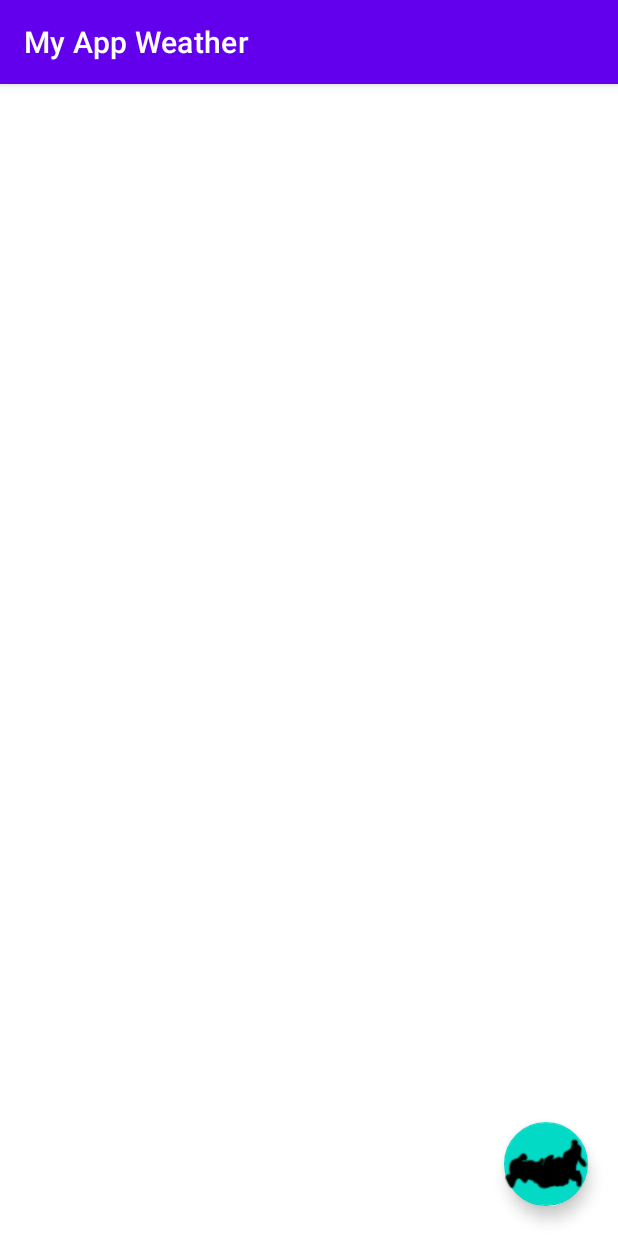
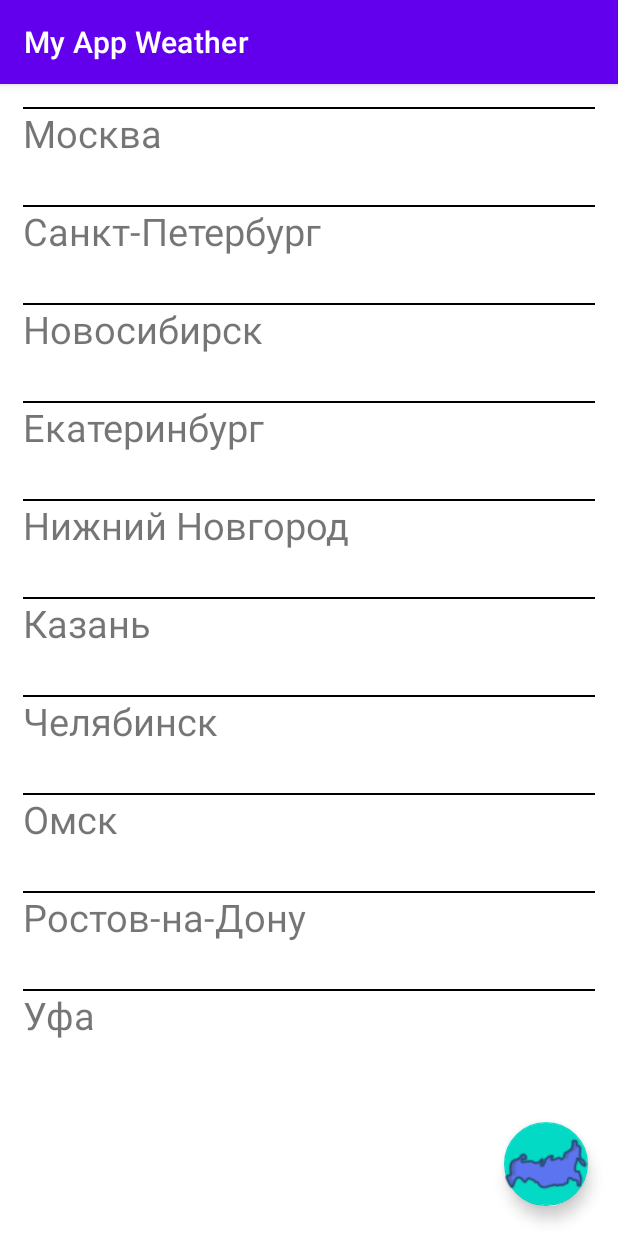
Before and after one commit to wowus94/MyAppWeather, an Android app: the screen it shows after launch (MainActivity), on a phone screen of 412 x 824 dp. Run offline under Robolectric (Android 15) with nearby library versions, the phone set to English and light mode, and no system bars.

Commit message:
ДЗ 3: Выполнено полностью по 3му уроку

```diff
--- a/app/src/main/java/com/example/myappweather/repository/Weather.kt
+++ b/app/src/main/java/com/example/myappweather/repository/Weather.kt
@@ -1,14 +1,20 @@
 package com.example.myappweather.repository
 
+import android.os.Parcelable
+import kotlinx.android.parcel.Parcelize
 
+
+@Parcelize
 data class Weather(
     val city: City = getDefaultCity(),
-    val temperature: Int = 0, val feelsLike: Int = 0
-)
+    val temperature: Int = 0,
+    val feelsLike: Int = 0
+) : Parcelable
 
 fun getDefaultCity() = City("Москва", 55.75, 37.61)
 
-data class City(val name: String, val lat: Double, val lon: Double)
+@Parcelize
+data class City(val name: String, val lat: Double, val lon: Double) : Parcelable
 
 fun getWorldCities(): List<Weather> {
     return listOf(
--- a/app/src/main/java/com/example/myappweather/view/MainActivity.kt
+++ b/app/src/main/java/com/example/myappweather/view/MainActivity.kt
@@ -3,7 +3,7 @@ package com.example.myappweather.view
 import android.os.Bundle
 import androidx.appcompat.app.AppCompatActivity
 import com.example.myappweather.R
-import com.example.myappweather.view.main.WeatherListFragment
+import com.example.myappweather.view.weatherlist.WeatherListFragment
 
 class MainActivity : AppCompatActivity() {
     override fun onCreate(savedInstanceState: Bundle?) {
--- /dev/null
+++ b/app/src/main/java/com/example/myappweather/view/weatherlist/OnItemListClickListener.kt
@@ -0,0 +1,9 @@
+package com.example.myappweather.view.weatherlist
+
+import com.example.myappweather.repository.Weather
+
+interface OnItemListClickListener {
+    fun onItemClick(weather: Weather)
+
+
+}
--- /dev/null
+++ b/app/src/main/java/com/example/myappweather/view/weatherlist/WeatherListAdapter.kt
@@ -0,0 +1,46 @@
+package com.example.myappweather.view.weatherlist
+
+import android.view.LayoutInflater
+import android.view.View
+import android.view.ViewGroup
+import androidx.recyclerview.widget.RecyclerView
+import com.example.myappweather.databinding.FragmentWeatherListRecyclerItemBinding
+import com.example.myappweather.repository.Weather
+
+class WeatherListAdapter(
+    private val onItemListClickListener: OnItemListClickListener,
+    private var data: List<Weather> = listOf()
+) :
+    RecyclerView.Adapter<WeatherListAdapter.CityHolder>() {
+
+    fun setData(dataNew: List<Weather>) {
+        this.data = dataNew
+        notifyDataSetChanged()
+    }
+
+    override fun onCreateViewHolder(parent: ViewGroup, viewType: Int): CityHolder {
+        val binding = FragmentWeatherListRecyclerItemBinding.inflate(
+            LayoutInflater.from(parent.context),
+            parent,
+            false
+        )
+        return CityHolder(binding.root)
+    }
+
+    override fun onBindViewHolder(holder: CityHolder, position: Int) {
+        holder.bind(data.get(position))
+    }
+
+    override fun getItemCount() = data.size
+
+    inner class CityHolder(itemView: View) : RecyclerView.ViewHolder(itemView) {
+        fun bind(weather: Weather) {
+            val binding = FragmentWeatherListRecyclerItemBinding.bind(itemView)
+            binding.tvCityName.text = weather.city.name
+            binding.root.setOnClickListener {
+                onItemListClickListener.onItemClick(weather)
+
+            }
+        }
+    }
+}
--- a/app/src/main/java/com/example/myappweather/view/main/WeatherListFragment.kt
+++ b/app/src/main/java/com/example/myappweather/view/weatherlist/WeatherListFragment.kt
@@ -1,19 +1,25 @@
-package com.example.myappweather.view.main
+package com.example.myappweather.view.weatherlist
 
 import android.os.Bundle
 import android.view.LayoutInflater
 import android.view.View
 import android.view.ViewGroup
+import androidx.core.content.ContextCompat
 import androidx.fragment.app.Fragment
 import androidx.lifecycle.Observer
 import androidx.lifecycle.ViewModelProvider
+import com.example.myappweather.R
 import com.example.myappweather.databinding.FragmentWeatherListBinding
+import com.example.myappweather.repository.Weather
+import com.example.myappweather.utils.KEY_BUNDLE_WEATHER
+import com.example.myappweather.view.details.DetailsFragment
 import com.example.myappweather.viewmodel.AppState
 import com.example.myappweather.viewmodel.MainViewModel
 import com.google.android.material.snackbar.Snackbar
 
 
-class WeatherListFragment : Fragment() {
+class WeatherListFragment : Fragment(), OnItemListClickListener {
+
     private val viewModel: MainViewModel by lazy {
         ViewModelProvider(this)
             .get(MainViewModel::class.java)
@@ -25,6 +31,13 @@ class WeatherListFragment : Fragment() {
             return _binding!!
         }
 
+    val adapter = WeatherListAdapter(this)
+
+    override fun onDestroy() {
+        super.onDestroy()
+        _binding = null
+    }
+
     override fun onCreateView(
         inflater: LayoutInflater, container: ViewGroup?,
         savedInstanceState: Bundle?
@@ -33,15 +46,39 @@ class WeatherListFragment : Fragment() {
         return binding.root
     }
 
+    var isRussia = true
+
     override fun onViewCreated(view: View, savedInstanceState: Bundle?) {
         super.onViewCreated(view, savedInstanceState)
+
+        binding.recyclerView.adapter = adapter
+
+        val viewModel = ViewModelProvider(this).get(MainViewModel::class.java)
         val observer = object : Observer<AppState> {
             override fun onChanged(data: AppState) {
                 renderData(data)
             }
         }
         viewModel.getData().observe(viewLifecycleOwner, observer)
-        //viewModel.getWeather()
+
+        binding.floatingActionButton.setOnClickListener {
+            isRussia = !isRussia
+            if (isRussia) {
+                viewModel.getWeatherRussia()
+                binding.floatingActionButton.setImageDrawable(
+                    ContextCompat.getDrawable(
+                        requireContext(),
+                        R.drawable.ic_russia
+                    )
+                )
+            } else {
+                viewModel.getWeatherWorld()
+                binding.floatingActionButton.setImageDrawable(
+                    ContextCompat.getDrawable(requireContext(), R.drawable.ic_earth)
+                )
+            }
+        }
+        viewModel.getWeatherRussia()
     }
 
     fun renderData(data: AppState) {
@@ -52,7 +89,7 @@ class WeatherListFragment : Fragment() {
                     binding.root,
                     "Не получилось ${data.error}", Snackbar.LENGTH_LONG
                 )
-                    //.setAction("Повторить") { viewModel.getWeather() }
+                    .setAction("Повторить") { viewModel.getWeatherRussia() }
                     .show()
             }
             is AppState.Loading -> {
@@ -60,12 +97,7 @@ class WeatherListFragment : Fragment() {
             }
             is AppState.Success -> {
                 binding.loadingLayout.visibility = View.GONE
-                /*binding.cityName.text = data.weatherData.city.name
-                binding.temperatureValue.text = data.weatherData.temperature.toString()
-                binding.feelsLikeValue.text = data.weatherData.feelsLike.toString()
-                binding.cityCoordinates.text =
-                    "${data.weatherData.city.lat} ${data.weatherData.city.lon}"
-                Snackbar.make(binding.mainView, "Получилось", Snackbar.LENGTH_LONG).show()*/
+                adapter.setData(data.weatherList)
             }
         }
     }
@@ -75,4 +107,11 @@ class WeatherListFragment : Fragment() {
         @JvmStatic
         fun newInstance() = WeatherListFragment()
     }
+
+    override fun onItemClick(weather: Weather) {
+        val bundle = Bundle()
+        bundle.putParcelable(KEY_BUNDLE_WEATHER, weather)
+        requireActivity().supportFragmentManager.beginTransaction()
+            .add(R.id.container, DetailsFragment.newInstance(bundle)).addToBackStack("").commit()
+    }
 }
--- a/app/src/main/java/com/example/myappweather/viewmodel/AppState.kt
+++ b/app/src/main/java/com/example/myappweather/viewmodel/AppState.kt
@@ -4,6 +4,6 @@ import com.example.myappweather.repository.Weather
 
 sealed class AppState {
     object Loading : AppState()
-    data class Success(val weatherData: List<Weather>) : AppState()
+    data class Success(val weatherList: List<Weather>) : AppState()
     data class Error(val error: Throwable) : AppState()
 }
--- a/app/src/main/java/com/example/myappweather/viewmodel/MainViewModel.kt
+++ b/app/src/main/java/com/example/myappweather/viewmodel/MainViewModel.kt
@@ -16,14 +16,14 @@ class MainViewModel(
         return liveData
     }
 
-    fun  getWeatherRussia() = getWeather(true)
-    fun  getWeatherWorld() = getWeather(false)
+    fun getWeatherRussia() = getWeather(true)
+    fun getWeatherWorld() = getWeather(false)
 
 
     fun getWeather(isRussian: Boolean) {
         Thread {
             liveData.postValue(AppState.Loading)
-            if ((0..10).random() > 1) {
+            if (true) {
                 val answer =
                     if (!isRussian) repository.getWeatherFromLocalStorageWorld() else repository.getWeatherFromLocalStorageRus()
                 liveData.postValue(AppState.Success(answer))
--- a/app/src/main/res/layout/fragment_details.xml
+++ b/app/src/main/res/layout/fragment_details.xml
@@ -3,7 +3,9 @@
     xmlns:app="http://schemas.android.com/apk/res-auto"
     xmlns:tools="http://schemas.android.com/tools"
     android:layout_width="match_parent"
-    android:layout_height="match_parent">
+    android:layout_height="match_parent"
+    android:background="@color/white"
+    android:clickable="true">
 
     <androidx.constraintlayout.widget.ConstraintLayout
         android:id="@+id/mainView"
@@ -15,7 +17,7 @@
             android:layout_width="wrap_content"
             android:layout_height="wrap_content"
             android:layout_marginTop="@dimen/city_name_margin_top"
-            android:textSize="35sp"
+            android:textSize="@dimen/text_size"
             android:textStyle="bold"
             app:layout_constraintEnd_toEndOf="parent"
             app:layout_constraintStart_toStartOf="parent"
--- a/app/src/main/res/layout/fragment_weather_list.xml
+++ b/app/src/main/res/layout/fragment_weather_list.xml
@@ -18,7 +18,8 @@
         android:layout_gravity="bottom|end"
         android:layout_margin="20dp"
         android:src="@drawable/ic_russia"
-        app:maxImageSize="56dp" />
+        app:maxImageSize="56dp"
+        app:tint="@null" />
 
     <FrameLayout
         android:id="@+id/loadingLayout"
--- a/app/src/main/res/layout/fragment_weather_list_recycler_item.xml
+++ b/app/src/main/res/layout/fragment_weather_list_recycler_item.xml
@@ -1,17 +1,19 @@
 <?xml version="1.0" encoding="utf-8"?>
 <FrameLayout xmlns:android="http://schemas.android.com/apk/res/android"
     android:layout_width="match_parent"
-    android:layout_height="match_parent"
+    android:layout_height="wrap_content"
+    android:layout_margin="@dimen/margin_list"
     android:orientation="vertical">
 
     <androidx.appcompat.widget.AppCompatTextView
         android:id="@+id/tvCityName"
         android:layout_width="wrap_content"
-        android:layout_height="wrap_content" />
+        android:layout_height="wrap_content"
+        android:textSize="@dimen/text_size_list" />
 
     <View
         android:layout_width="match_parent"
-        android:layout_height="1px"
+        android:layout_height="1dp"
         android:background="@color/black" />
 
 </FrameLayout>
--- a/app/src/main/res/values/dimens.xml
+++ b/app/src/main/res/values/dimens.xml
@@ -4,4 +4,7 @@
     <dimen name="margin_15_dp">15dp</dimen>
     <dimen name="temperature_value_text_size">40sp</dimen>
     <dimen name="feels_like_text_size">30sp</dimen>
+    <dimen name="margin_list">15dp</dimen>
+    <dimen name="text_size_list">25sp</dimen>
+    <dimen name="text_size">35sp</dimen>
 </resources>
```
Also changed, not shown: app/build.gradle (+4 -3 lines), app/src/main/java/com/example/myappweather/utils/Utils.kt (added, +7 -0 lines), app/src/main/java/com/example/myappweather/view/details/DetailsFragment.kt (added, +63 -0 lines), app/src/main/java/com/example/myappweather/view/main/DetailsFragment.kt (deleted, +0 -68 lines).
